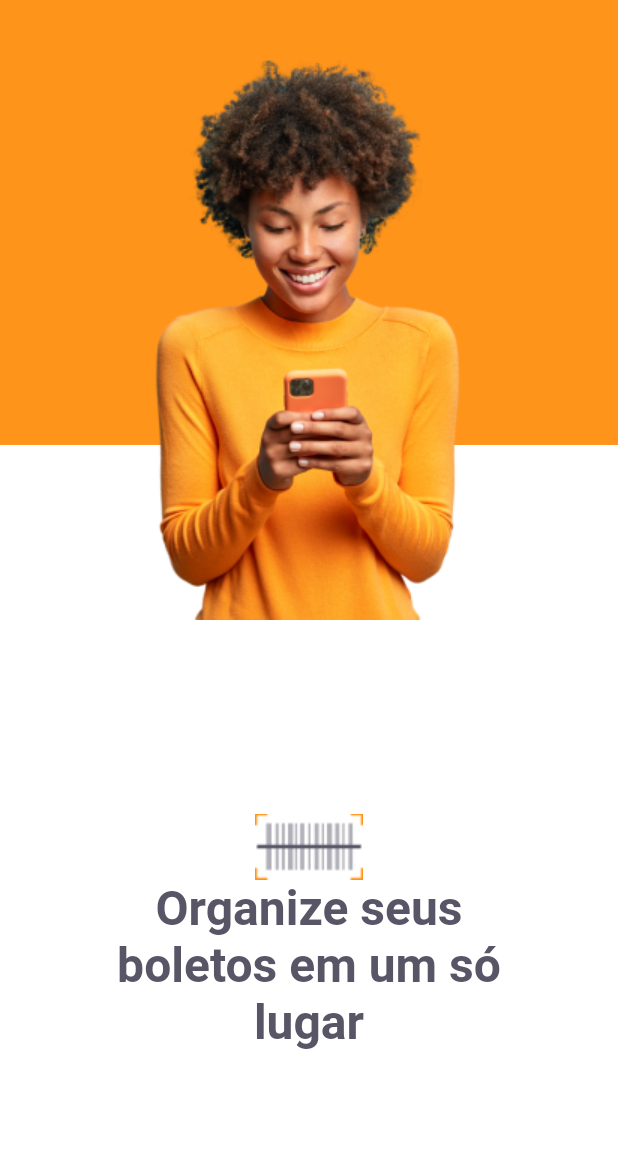
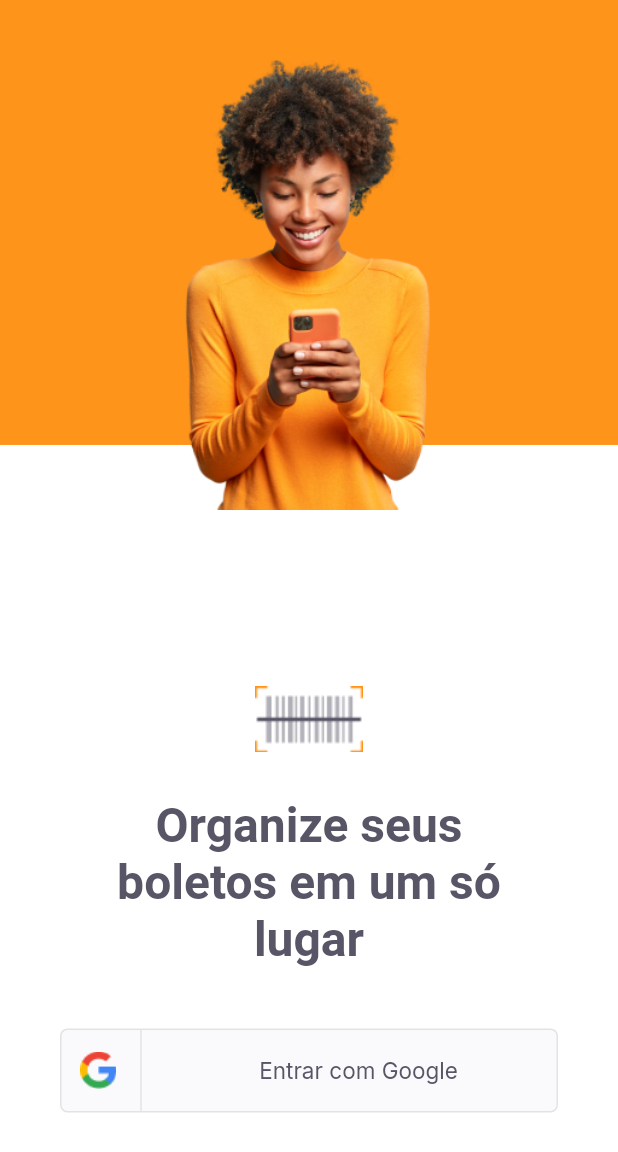
Before and after one commit to MatheusThiesen/PayFlow, a Flutter app: the screen it shows after launch, on a phone screen of 412 x 824 dp. Shown: the top 1152 px of the screen. Run offline on Flutter 3.47's test engine with Material 2 defaults, Android fonts, the phone set to English and light mode, and no system bars; our stand-ins replace google_fonts.

Commit message:
Aula 02 – Maximum Speed

```diff
--- a/lib/main.dart
+++ b/lib/main.dart
@@ -1,4 +1,5 @@
 import 'package:flutter/material.dart';
+import 'package:payflow/modules/home/home_page.dart';
 import 'package:payflow/modules/login/login_page.dart';
 import 'package:payflow/modules/splash/splash_page.dart';
 import 'package:payflow/shared/themes/app_colors.dart';
@@ -17,6 +18,7 @@ class AppWidget extends StatelessWidget {
       ),
       // home: SplashPage(),
       home: LoginPage(),
+      // home: HomePage(),
     );
   }
 }
--- /dev/null
+++ b/lib/modules/home/home_page.dart
@@ -0,0 +1,15 @@
+import 'package:flutter/cupertino.dart';
+import 'package:flutter/material.dart';
+
+class HomePage extends StatelessWidget {
+  const HomePage({Key? key}) : super(key: key);
+
+  @override
+  Widget build(BuildContext context) {
+    return Scaffold(
+      appBar: AppBar(
+        title: Text("HomePage"),
+      ),
+    );
+  }
+}
--- a/lib/modules/login/login_page.dart
+++ b/lib/modules/login/login_page.dart
@@ -3,6 +3,7 @@ import 'package:flutter/material.dart';
 import 'package:payflow/shared/themes/app_colors.dart';
 import 'package:payflow/shared/themes/app_images.dart';
 import 'package:payflow/shared/themes/app_text_styles.dart';
+import 'package:payflow/shared/widgets/social_login/social_login_button.dart';
 
 class LoginPage extends StatefulWidget {
   const LoginPage({Key? key}) : super(key: key);
@@ -34,10 +35,10 @@ class _LoginPageState extends State<LoginPage> {
                   child: Image.asset(
                     AppImages.person,
                     width: 208,
-                    height: 373,
+                    height: 300,
                   )),
               Positioned(
-                bottom: size.height * 0.15,
+                bottom: size.height * 0.10,
                 left: 0,
                 right: 0,
                 child: Column(
@@ -46,11 +47,21 @@ class _LoginPageState extends State<LoginPage> {
                   children: [
                     Image.asset(AppImages.logomini),
                     Padding(
-                      padding: const EdgeInsets.only(right: 70, left: 70),
+                      padding:
+                          const EdgeInsets.only(top: 30, right: 70, left: 70),
                       child: Text(
                         "Organize seus boletos em um só lugar",
                         style: TextStyles.titleHome,
                         textAlign: TextAlign.center,
+                      ),
+                    ),
+                    Padding(
+                      padding:
+                          const EdgeInsets.only(top: 40, right: 40, left: 40),
+                      child: SocialLoginButton(
+                        onTap: () {
+                          print("Clicou");
+                        },
                       ),
                     )
                   ],
--- /dev/null
+++ b/lib/shared/widgets/social_login/social_login_button.dart
@@ -0,0 +1,56 @@
+import 'package:flutter/cupertino.dart';
+import 'package:flutter/material.dart';
+import 'package:payflow/shared/themes/app_colors.dart';
+import 'package:payflow/shared/themes/app_images.dart';
+import 'package:payflow/shared/themes/app_text_styles.dart';
+
+class SocialLoginButton extends StatelessWidget {
+  final VoidCallback onTap;
+  const SocialLoginButton({Key? key, required this.onTap}) : super(key: key);
+
+  @override
+  Widget build(BuildContext context) {
+    return InkWell(
+      onTap: onTap,
+      child: Container(
+        height: 56,
+        decoration: BoxDecoration(
+            color: AppColors.shape,
+            borderRadius: BorderRadius.circular(5),
+            border: Border.fromBorderSide(BorderSide(color: AppColors.stroke))),
+        child: Row(
+          children: [
+            Expanded(
+                flex: 1,
+                child: Row(
+                  mainAxisAlignment: MainAxisAlignment.center,
+                  children: [
+                    Image.asset(AppImages.google),
+                    SizedBox(
+                      width: 16,
+                    ),
+                    Container(
+                      height: 56,
+                      width: 1,
+                      color: AppColors.stroke,
+                    )
+                  ],
+                )),
+            Expanded(
+              flex: 4,
+              child: Row(
+                mainAxisAlignment: MainAxisAlignment.center,
+                children: [
+                  Text(
+                    "Entrar com Google",
+                    style: TextStyles.buttonGray,
+                  ),
+                ],
+              ),
+            ),
+          ],
+        ),
+      ),
+    );
+  }
+}
```
